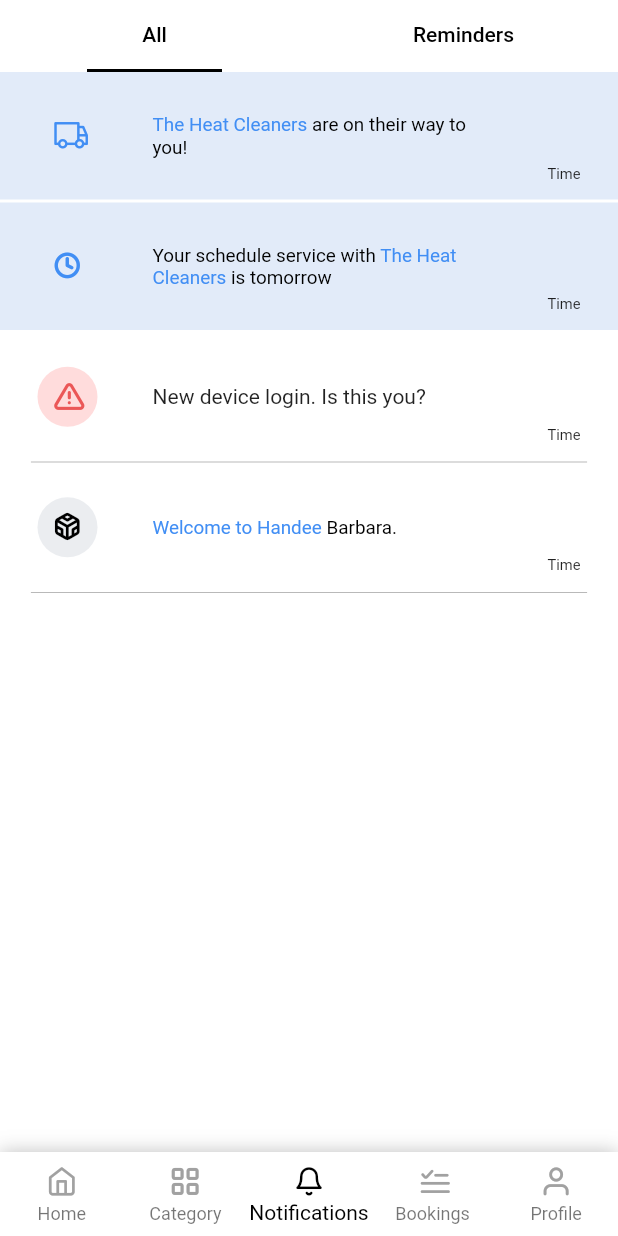
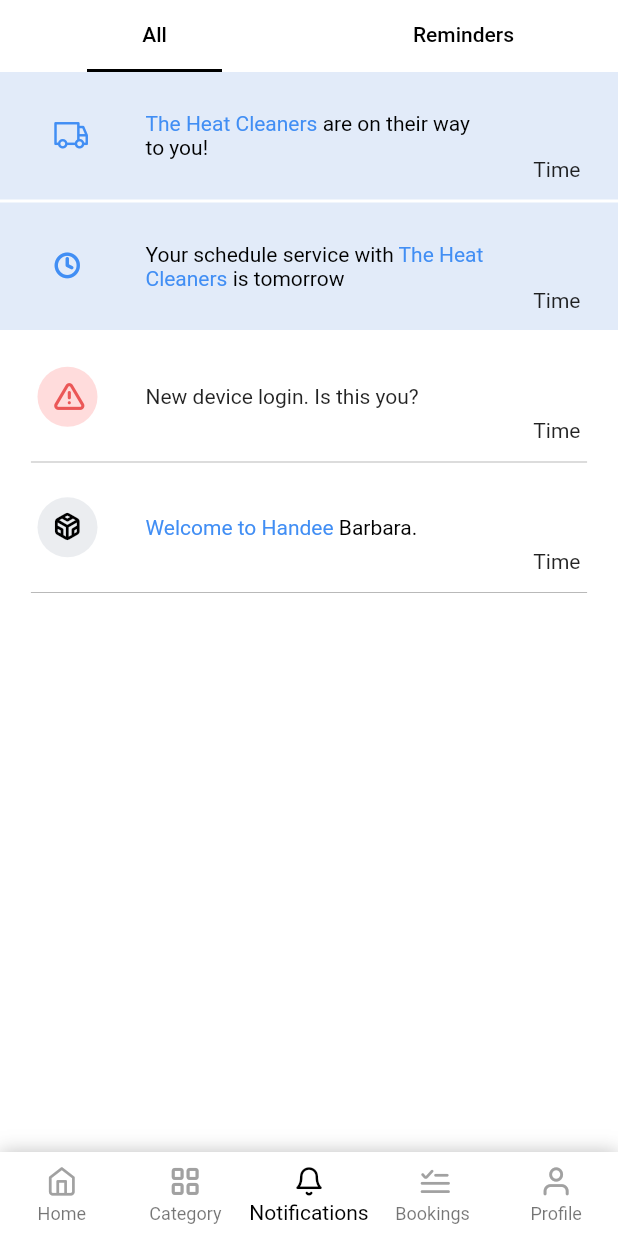
Before and after one commit to Handees/mobile, a Flutter app: the HomeScreen screen opened directly, item 3 of the bottom bar chosen, on a phone screen of 412 x 824 dp. Run offline on Flutter 3.47's test engine with Material 2 defaults, Android fonts, the phone set to English and light mode, and no system bars; our stand-ins replace geocoding, geolocator, google_maps_flutter.

```diff
--- a/lib/screens/home_screen.dart
+++ b/lib/screens/home_screen.dart
@@ -78,7 +78,7 @@ class _HomeScreenState extends State<HomeScreen> {
           : null,
       drawer: const Drawer(),
       backgroundColor: HandeeColors.white,
-      body: pages[_index],
+      body: SafeArea(child: pages[_index]),
       bottomNavigationBar: Container(
         decoration: const BoxDecoration(
           boxShadow: [
--- a/lib/widgets/home_screen/notification.dart
+++ b/lib/widgets/home_screen/notification.dart
@@ -3,28 +3,34 @@ import 'package:handee/handee_colors.dart';
 import 'package:handee/icons/handee_icons.dart';
 
 class NotificationWidget extends StatelessWidget {
-  NotificationWidget({
-    Key? key,
-    this.message,
-    this.leading = const CircleAvatar(
-      backgroundColor: HandeeColors.grey237,
-      foregroundColor: HandeeColors.black,
-      child: Icon(HandeeIcons.codesandbox),
-    ),
-  }) : super(key: key);
+  NotificationWidget(
+      {Key? key,
+      required String message,
+      this.leading,
+      this.style,
+      this.timeStyle,
+      this.color = Colors.transparent})
+      : super(key: key) {
+    this.message = Text(
+      message,
+      style: style,
+    );
+  }
 
   NotificationWidget.delivery({
     Key? key,
     required String agentName,
-  }) : super(key: key) {
-    _color = HandeeColors.lightBlue;
-    leading = const CircleAvatar(
+    this.color = HandeeColors.lightBlue,
+    this.leading = const CircleAvatar(
       backgroundColor: Colors.transparent,
       child: Icon(
         HandeeIcons.delivery_truck,
         color: HandeeColors.blue,
       ),
-    );
+    ),
+    this.style,
+    this.timeStyle,
+  }) : super(key: key) {
     message = RichText(
       text: TextSpan(
         children: [
@@ -37,47 +43,77 @@ class NotificationWidget extends StatelessWidget {
             style: TextStyle(color: HandeeColors.black),
           ),
         ],
+        style: style,
       ),
-      textScaleFactor: 0.9,
     );
   }
 
   NotificationWidget.schedule({
     Key? key,
     required String agentName,
-  }) : super(key: key) {
-    _color = HandeeColors.lightBlue;
-    leading = const CircleAvatar(
+    this.color = HandeeColors.lightBlue,
+    this.leading = const CircleAvatar(
       backgroundColor: Colors.transparent,
       child: Icon(
         HandeeIcons.clock,
         color: HandeeColors.blue,
       ),
+    ),
+    this.style,
+    this.timeStyle,
+  }) : super(key: key) {
+    message = RichText(
+      text: TextSpan(children: [
+        const TextSpan(
+          text: 'Your schedule service with ',
+          style: TextStyle(color: HandeeColors.black),
+        ),
+        TextSpan(
+          text: agentName,
+          style: const TextStyle(color: HandeeColors.blue),
+        ),
+        const TextSpan(
+          text: ' is tomorrow',
+          style: TextStyle(color: HandeeColors.black),
+        ),
+      ], style: style),
+    );
+  }
+
+  NotificationWidget.welcome(
+      {Key? key, this.style, this.timeStyle, this.color = Colors.transparent})
+      : super(key: key) {
+    leading = const CircleAvatar(
+      backgroundColor: HandeeColors.grey237,
+      foregroundColor: HandeeColors.black,
+      child: Icon(HandeeIcons.codesandbox),
     );
     message = RichText(
       text: TextSpan(
-        children: [
-          const TextSpan(
-            text: 'Your schedule service with ',
-            style: TextStyle(color: HandeeColors.black),
+        children: const [
+          TextSpan(
+            text: 'Welcome to ',
+            style: TextStyle(color: HandeeColors.blue),
           ),
           TextSpan(
-            text: agentName,
-            style: const TextStyle(color: HandeeColors.blue),
+            text: 'Handee',
+            style: TextStyle(color: HandeeColors.blue),
           ),
-          const TextSpan(
-            text: ' is tomorrow',
+          TextSpan(
+            text: ' Barbara.',
             style: TextStyle(color: HandeeColors.black),
           ),
         ],
+        style: style,
       ),
-      textScaleFactor: 0.9,
     );
   }
 
   Widget? message;
   Widget? leading;
-  Color _color = Colors.transparent;
+  TextStyle? style = TextStyle(color: Colors.red);
+  final TextStyle? timeStyle;
+  final Color color;
 
   @override
   Widget build(BuildContext context) {
@@ -86,7 +122,7 @@ class NotificationWidget extends StatelessWidget {
         Container(
           height: 85,
           width: double.infinity,
-          color: _color,
+          color: color,
           child: Row(
             mainAxisAlignment: MainAxisAlignment.spaceBetween,
             children: [
@@ -101,21 +137,21 @@ class NotificationWidget extends StatelessWidget {
                 width: MediaQuery.of(context).size.width * 0.55,
                 child: message,
               ),
-              const Align(
+              Align(
                 alignment: Alignment.bottomRight,
                 child: Padding(
-                  padding: EdgeInsets.only(bottom: 12, right: 25),
+                  padding: const EdgeInsets.only(bottom: 12, right: 25),
                   child: Text(
                     'Time',
-                    textScaleFactor: 0.7,
+                    style: timeStyle,
                   ),
                 ),
               )
             ],
           ),
         ),
-        if (_color == HandeeColors.lightBlue) const SizedBox(height: 2),
-        if (_color != HandeeColors.lightBlue)
+        if (color == HandeeColors.lightBlue) const SizedBox(height: 2),
+        if (color != HandeeColors.lightBlue)
           FractionallySizedBox(
             widthFactor: 0.9,
             child: Container(
--- a/lib/widgets/home_screen/pages/bookings_page.dart
+++ b/lib/widgets/home_screen/pages/bookings_page.dart
@@ -41,13 +41,11 @@ class BookingsPage extends StatelessWidget {
                 )
               ],
             ),
-            child: const Padding(
+            child: Padding(
               padding: EdgeInsets.only(bottom: 25.0),
               child: Text(
                 'Booking History',
-                textScaleFactor: 1.1,
-                style: TextStyle(
-                    color: HandeeColors.black, fontWeight: FontWeight.w500),
+                style: Theme.of(context).textTheme.titleLarge,
               ),
             ),
           ),
--- a/lib/widgets/home_screen/pages/categories_page.dart
+++ b/lib/widgets/home_screen/pages/categories_page.dart
@@ -90,10 +90,7 @@ class Categories extends StatelessWidget {
           children: [
             Text(
               name,
-              textScaleFactor: 1.1,
-              style: const TextStyle(
-                fontWeight: FontWeight.w600,
-              ),
+              style: Theme.of(context).textTheme.titleLarge,
             ),
             const SizedBox(width: 5),
             icon,
--- a/lib/widgets/home_screen/pages/notifications_page.dart
+++ b/lib/widgets/home_screen/pages/notifications_page.dart
@@ -13,20 +13,19 @@ class NotificationsPage extends StatefulWidget {
 
 //enum NotificationType { delivery, schedule, emergency, misc }
 
-class _NotificationsPageState extends State<NotificationsPage>
-    with TickerProviderStateMixin {
-  double _height = 0;
+class _NotificationsPageState extends State<NotificationsPage> {
+  // double _height = 0;
 
-  @override
-  void didChangeDependencies() {
-    super.didChangeDependencies();
-    if (_height == 0) {
-      _height = MediaQuery.of(context).size.height -
-          MediaQuery.of(context).padding.vertical -
-          kBottomNavigationBarHeight -
-          kTextTabBarHeight;
-    }
-  }
+  // @override
+  // void didChangeDependencies() {
+  //   super.didChangeDependencies();
+  //   if (_height == 0) {
+  //     _height = MediaQuery.of(context).size.height -
+  //         MediaQuery.of(context).padding.vertical -
+  //         kBottomNavigationBarHeight -
+  //         kTextTabBarHeight;
+  //   }
+  // }
 
   @override
   Widget build(BuildContext context) {
@@ -34,8 +33,8 @@ class _NotificationsPageState extends State<NotificationsPage>
       child: DefaultTabController(
         length: 2,
         child: Column(
-          children: [
-            const TabBar(
+          children: const [
+            TabBar(
               unselectedLabelColor: HandeeColors.black,
               labelColor: HandeeColors.black,
               indicatorSize: TabBarIndicatorSize.label,
@@ -55,9 +54,8 @@ class _NotificationsPageState extends State<NotificationsPage>
                 ),
               ],
             ),
-            SizedBox(
-              height: _height,
-              child: const TabBarView(
+            Expanded(
+              child: TabBarView(
                 children: [
                   _AllTab(),
                   _ReminderTab(),
@@ -85,10 +83,12 @@ class _AllTab extends StatelessWidget {
           switch (index) {
             case 0:
               return NotificationWidget.delivery(
-                  agentName: 'The Heat Cleaners');
+                agentName: 'The Heat Cleaners',
+              );
             case 1:
               return NotificationWidget.schedule(
-                  agentName: 'The Heat Cleaners');
+                agentName: 'The Heat Cleaners',
+              );
             case 2:
               return NotificationWidget(
                 leading: const CircleAvatar(
@@ -98,28 +98,10 @@ class _AllTab extends StatelessWidget {
                     color: HandeeColors.red,
                   ),
                 ),
-                  message: const Text('New device login. Is this you?'));
+                message: 'New device login. Is this you?',
+              );
             case 3:
-              return NotificationWidget(
-                  message: RichText(
-                text: const TextSpan(
-                  children: [
-                    TextSpan(
-                      text: 'Welcome to ',
-                      style: TextStyle(color: HandeeColors.blue),
-                    ),
-                    TextSpan(
-                      text: 'Handee',
-                      style: TextStyle(color: HandeeColors.blue),
-                    ),
-                    TextSpan(
-                      text: ' Barbara.',
-                      style: TextStyle(color: HandeeColors.black),
-                    ),
-                  ],
-                ),
-                textScaleFactor: 0.9,
-              ));
+              return NotificationWidget.welcome();
             default:
               return const Text('Never getting here');
           }
```
Also changed, not shown: lib/main.dart (+10 -3 lines), lib/screens/signin_page.dart (+5 -5 lines), lib/screens/signup_page.dart (+5 -5 lines), lib/screens/top_rated.dart (+10 -11 lines), lib/widgets/button.dart (+3 -5 lines), lib/widgets/home_screen/booking.dart (+6 -8 lines), lib/widgets/home_screen/pages/home_page.dart (+6 -17 lines), lib/widgets/home_screen/pages/profile_page.dart (+3 -7 lines). Lines whose indentation alone changed are shown as unchanged.
